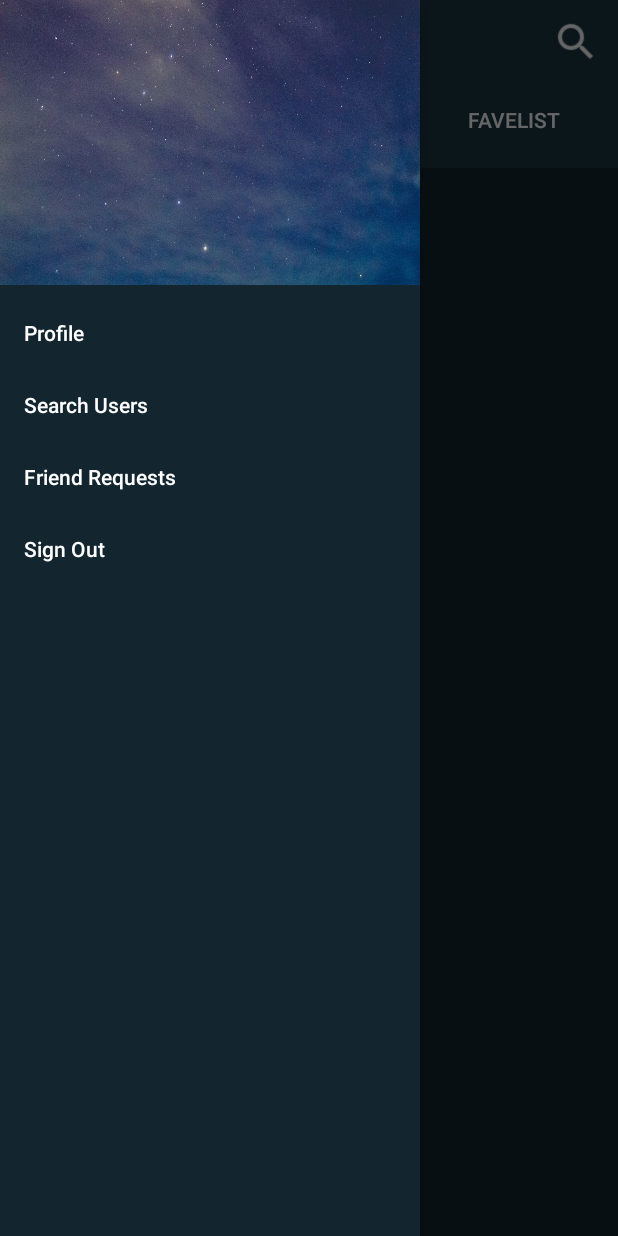
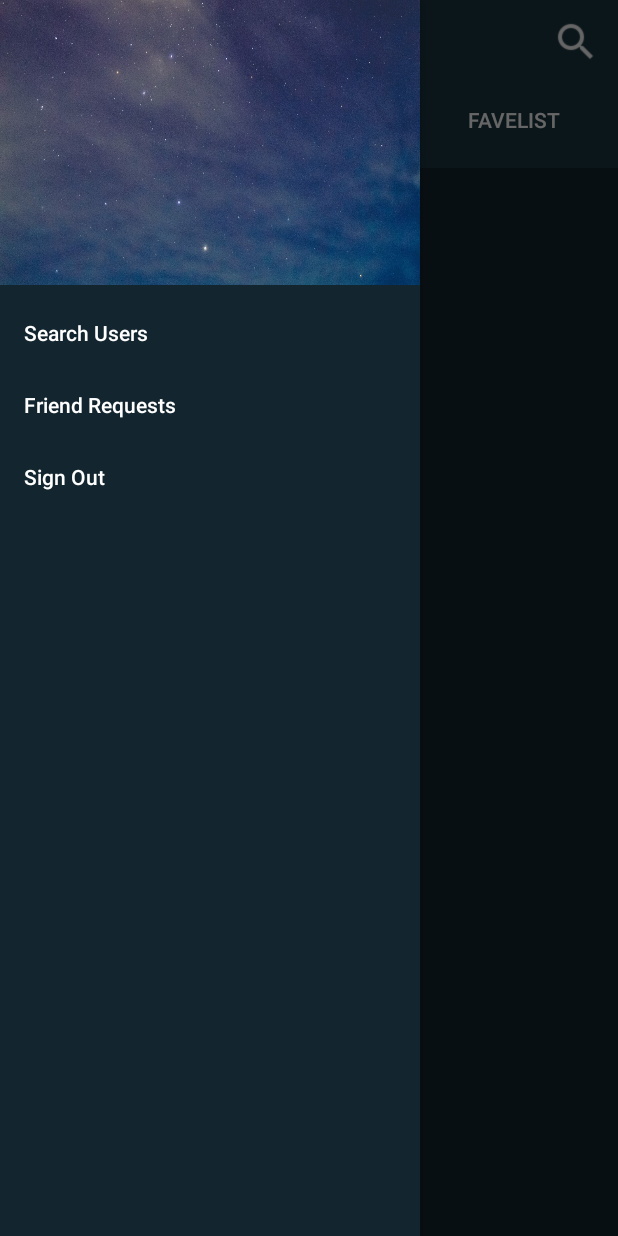
Before and after one commit to cynthiaibarra/cs371mAndroidProject, an Android app: the screen it shows after launch once a user with an empty profile is signed in (MainActivity), with the side drawer open, on a phone screen of 412 x 824 dp. Run offline under Robolectric (Android 15) with nearby library versions, the phone set to English and light mode, and no system bars; our stand-ins replace CircleImageView, Firebase (no records; nobody signed in at launch, a user with empty details on screens opened directly); libraries missing offline, so code that uses them is left out: info.movito.themoviedbapi; 1 statement that could not run was skipped.

Commit message:
removed profile from drawer

```diff
--- a/Project/app/src/main/res/menu/drawer.xml
+++ b/Project/app/src/main/res/menu/drawer.xml
@@ -3,11 +3,6 @@
 
     <group android:checkableBehavior="single">
 
-        <item
-            android:id="@+id/inbox"
-            android:checked="false"
-
-            android:title="Profile" />
 
         <item
             android:id="@+id/nav_searchFriends"
```
